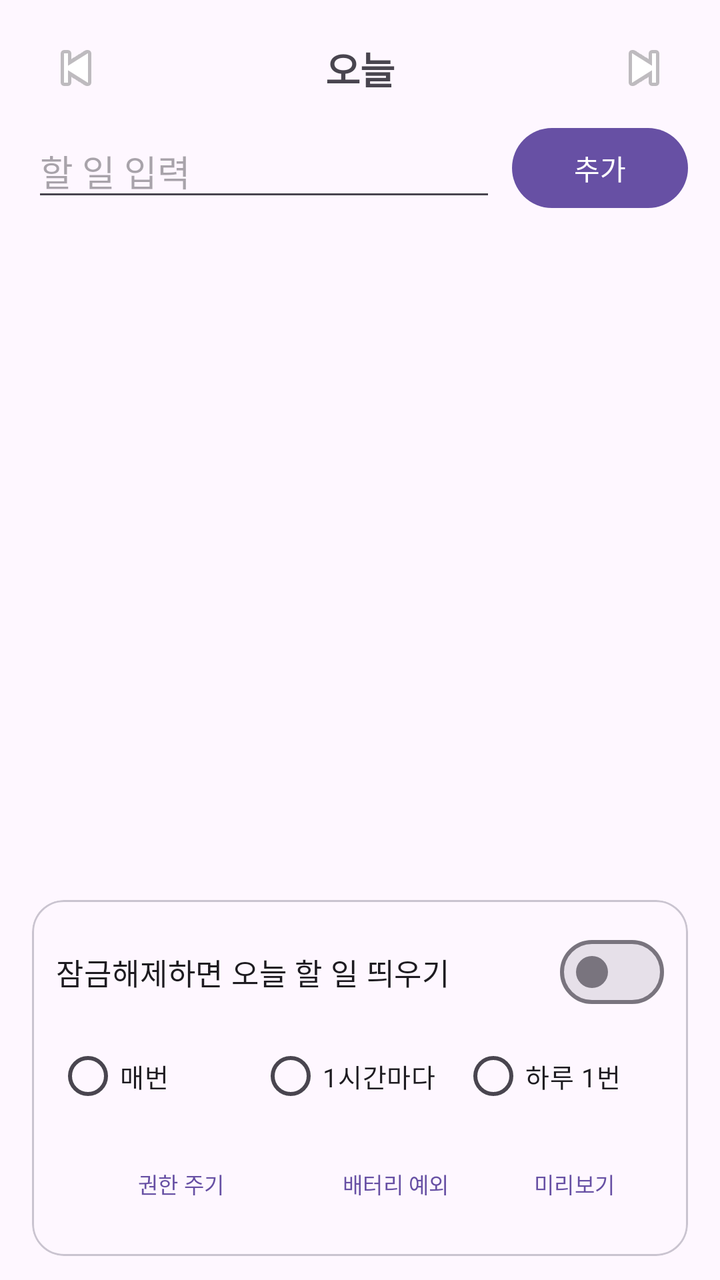
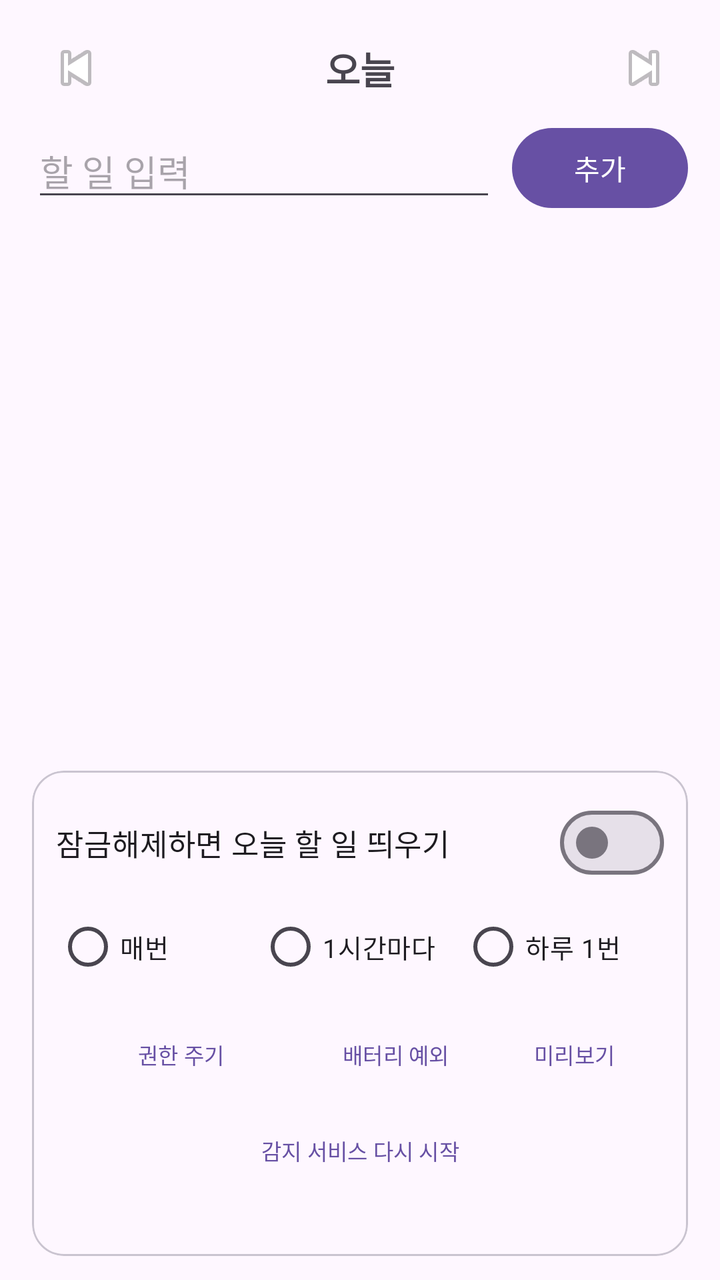

Screens rendered from an Android XML layout before and after an edit, with the pre-edit source and the edit as a unified diff.
<!-- AndroidManifest.xml: application theme Theme.TodoLock -->
<!-- res/layout/activity_main.xml -->
<?xml version="1.0" encoding="utf-8"?>
<LinearLayout xmlns:android="http://schemas.android.com/apk/res/android"
    xmlns:app="http://schemas.android.com/apk/res-auto"
    android:layout_width="match_parent"
    android:layout_height="match_parent"
    android:orientation="vertical"
    android:fitsSystemWindows="true"
    android:paddingStart="16dp"
    android:paddingEnd="16dp"
    android:paddingTop="12dp"
    android:paddingBottom="12dp">

    <LinearLayout
        android:layout_width="match_parent"
        android:layout_height="wrap_content"
        android:orientation="horizontal"
        android:gravity="center_vertical">

        <ImageButton
            android:id="@+id/btnPrev"
            android:layout_width="44dp"
            android:layout_height="44dp"
            android:src="@android:drawable/ic_media_previous"
            android:background="?attr/selectableItemBackgroundBorderless"
            android:contentDescription="이전 날" />

        <TextView
            android:id="@+id/tvDate"
            android:layout_width="0dp"
            android:layout_height="wrap_content"
            android:layout_weight="1"
            android:gravity="center"
            android:textSize="19sp"
            android:textStyle="bold"
            android:paddingTop="8dp"
            android:paddingBottom="8dp"
            android:text="오늘" />

        <ImageButton
            android:id="@+id/btnNext"
            android:layout_width="44dp"
            android:layout_height="44dp"
            android:src="@android:drawable/ic_media_next"
            android:background="?attr/selectableItemBackgroundBorderless"
            android:contentDescription="다음 날" />
    </LinearLayout>

    <LinearLayout
        android:layout_width="match_parent"
        android:layout_height="wrap_content"
        android:orientation="horizontal"
        android:gravity="center_vertical"
        android:layout_marginTop="4dp">

        <EditText
            android:id="@+id/etInput"
            android:layout_width="0dp"
            android:layout_height="wrap_content"
            android:layout_weight="1"
            android:hint="할 일 입력"
            android:inputType="text"
            android:imeOptions="actionDone"
            android:maxLines="1"
            android:importantForAutofill="no" />

        <com.google.android.material.button.MaterialButton
            android:id="@+id/btnAdd"
            android:layout_width="wrap_content"
            android:layout_height="wrap_content"
            android:layout_marginStart="8dp"
            android:text="추가" />
    </LinearLayout>

    <TextView
        android:id="@+id/tvEmpty"
        android:layout_width="match_parent"
        android:layout_height="wrap_content"
        android:gravity="center"
        android:paddingTop="32dp"
        android:paddingBottom="32dp"
        android:alpha="0.55"
        android:text="이 날은 할 일이 없습니다.\n할 일이 없으면 잠금해제 시 팝업도 뜨지 않아요."
        android:visibility="gone" />

    <androidx.recyclerview.widget.RecyclerView
        android:id="@+id/recycler"
        android:layout_width="match_parent"
        android:layout_height="0dp"
        android:layout_weight="1"
        android:layout_marginTop="8dp"
        android:clipToPadding="false"
        android:scrollbars="vertical" />

    <com.google.android.material.card.MaterialCardView
        android:layout_width="match_parent"
        android:layout_height="wrap_content"
        android:layout_marginTop="8dp"
        app:cardCornerRadius="16dp"
        app:cardElevation="0dp"
        app:strokeWidth="1dp">

        <LinearLayout
            android:layout_width="match_parent"
            android:layout_height="wrap_content"
            android:orientation="vertical"
            android:padding="12dp">

            <com.google.android.material.materialswitch.MaterialSwitch
                android:id="@+id/swEnabled"
                android:layout_width="match_parent"
                android:layout_height="wrap_content"
                android:text="잠금해제하면 오늘 할 일 띄우기"
                android:textSize="15sp" />

            <RadioGroup
                android:id="@+id/rgMode"
                android:layout_width="match_parent"
                android:layout_height="wrap_content"
                android:orientation="horizontal"
                android:layout_marginTop="4dp">

                <RadioButton
                    android:id="@+id/rbAlways"
                    android:layout_width="0dp"
                    android:layout_height="wrap_content"
                    android:layout_weight="1"
                    android:textSize="13sp"
                    android:text="매번" />

                <RadioButton
                    android:id="@+id/rbHourly"
                    android:layout_width="0dp"
                    android:layout_height="wrap_content"
                    android:layout_weight="1"
                    android:textSize="13sp"
                    android:text="1시간마다" />

                <RadioButton
                    android:id="@+id/rbOnce"
                    android:layout_width="0dp"
                    android:layout_height="wrap_content"
                    android:layout_weight="1"
                    android:textSize="13sp"
                    android:text="하루 1번" />
            </RadioGroup>

            <TextView
                android:id="@+id/tvPermWarn"
                android:layout_width="match_parent"
                android:layout_height="wrap_content"
                android:textSize="12sp"
                android:textColor="#D32F2F"
                android:layout_marginTop="4dp"
                android:text="⚠ '다른 앱 위에 표시' 권한이 없으면 팝업 대신 알림으로만 표시됩니다."
                android:visibility="gone" />

            <LinearLayout
                android:layout_width="match_parent"
                android:layout_height="wrap_content"
                android:orientation="horizontal"
                android:layout_marginTop="6dp">

                <com.google.android.material.button.MaterialButton
                    android:id="@+id/btnOverlay"
                    style="@style/Widget.Material3.Button.TextButton"
                    android:layout_width="0dp"
                    android:layout_height="wrap_content"
                    android:layout_weight="1.4"
                    android:textSize="11sp"
                    android:paddingStart="4dp"
                    android:paddingEnd="4dp"
                    android:insetLeft="0dp"
                    android:insetRight="0dp"
                    android:text="권한 주기" />

                <com.google.android.material.button.MaterialButton
                    android:id="@+id/btnBattery"
                    style="@style/Widget.Material3.Button.TextButton"
                    android:layout_width="0dp"
                    android:layout_height="wrap_content"
                    android:layout_weight="1"
                    android:textSize="11sp"
                    android:paddingStart="4dp"
                    android:paddingEnd="4dp"
                    android:insetLeft="0dp"
                    android:insetRight="0dp"
                    android:text="배터리 예외" />

                <com.google.android.material.button.MaterialButton
                    android:id="@+id/btnTest"
                    style="@style/Widget.Material3.Button.TextButton"
                    android:layout_width="0dp"
                    android:layout_height="wrap_content"
                    android:layout_weight="1"
                    android:textSize="11sp"
                    android:paddingStart="4dp"
                    android:paddingEnd="4dp"
                    android:insetLeft="0dp"
                    android:insetRight="0dp"
                    android:text="미리보기" />
            </LinearLayout>
        </LinearLayout>
    </com.google.android.material.card.MaterialCardView>
</LinearLayout>
<!-- resources referenced by this layout -->
<resources>
  <style name="Theme.TodoLock" parent="Theme.Material3.DayNight.NoActionBar" />
</resources>

<!-- the commit's change to res/layout/activity_main.xml (unified diff, before → after) -->
@@ -199,6 +199,25 @@
                     android:insetRight="0dp"
                     android:text="미리보기" />
             </LinearLayout>
+
+            <com.google.android.material.button.MaterialButton
+                android:id="@+id/btnRestart"
+                style="@style/Widget.Material3.Button.TextButton"
+                android:layout_width="match_parent"
+                android:layout_height="wrap_content"
+                android:textSize="11sp"
+                android:text="감지 서비스 다시 시작" />
+
+            <TextView
+                android:id="@+id/tvDiag"
+                android:layout_width="match_parent"
+                android:layout_height="wrap_content"
+                android:layout_marginTop="2dp"
+                android:textSize="11sp"
+                android:fontFamily="monospace"
+                android:lineSpacingExtra="2dp"
+                android:alpha="0.75"
+                android:textIsSelectable="true" />
         </LinearLayout>
     </com.google.android.material.card.MaterialCardView>
 </LinearLayout>
